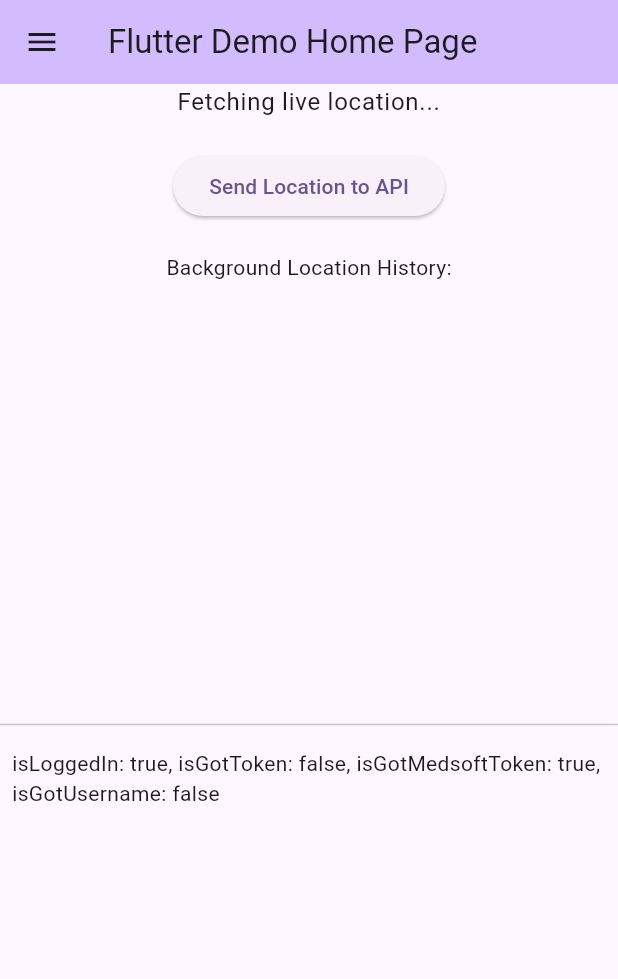
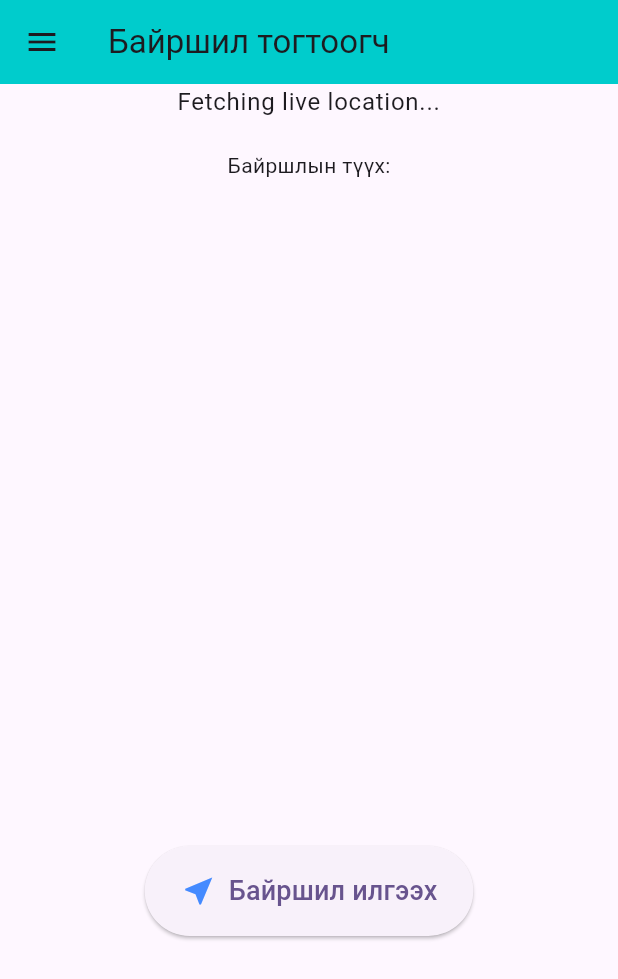
Before and after one commit to batsaikhan50/android_location_project, a Flutter app: the MyHomePage screen opened directly, on a phone screen of 412 x 824 dp. Shown: the top 979 px of the screen. Run offline on Flutter 3.47's test engine with Material 3 defaults, Android fonts, the light colour scheme and no system bars; our stand-ins replace flutter_local_notifications, shared_preferences; missing offline and left inert: flutter_app_badger; accounts and stored records are empty; network calls fail.

Commit message:
home screen ui fix

```diff
--- a/lib/main.dart
+++ b/lib/main.dart
@@ -2,15 +2,14 @@ import 'dart:async';
 
 import 'package:flutter/material.dart';
 import 'package:flutter/services.dart';
+import 'package:flutter_local_notifications/flutter_local_notifications.dart';
 import 'package:new_project_location/constants.dart';
 import 'package:shared_preferences/shared_preferences.dart';
-import 'login.dart'; // Import login.dart file
-import 'package:flutter_local_notifications/flutter_local_notifications.dart';
+
+import 'login.dart';
 
 void main() {
-  runApp(
-    const MyApp(),
-  ); // Ensure the 'main' method is defined and starts the app
+  runApp(const MyApp());
 }
 
 class MyApp extends StatelessWidget {
@@ -23,7 +22,7 @@ class MyApp extends StatelessWidget {
       theme: ThemeData(
         colorScheme: ColorScheme.fromSeed(seedColor: Colors.deepPurple),
       ),
-      // home: LoginScreen(),
+
       home: FutureBuilder<Widget>(
         future: _getInitialScreen(),
         builder: (context, snapshot) {
@@ -36,17 +35,15 @@ class MyApp extends StatelessWidget {
               body: Center(child: Text("Error checking login status")),
             );
           } else if (snapshot.hasData) {
-            // This is where we check if the user is logged in.
             return snapshot.data!;
           } else {
-            return const LoginScreen(); // If there's no data or other error condition
+            return const LoginScreen();
           }
         },
       ),
     );
   }
 
-  // Method to check the login status from SharedPreferences
   Future<Widget> _getInitialScreen() async {
     SharedPreferences prefs = await SharedPreferences.getInstance();
     bool isLoggedIn = prefs.getBool('isLoggedIn') ?? false;
@@ -61,16 +58,10 @@ class MyApp extends StatelessWidget {
     String? username = prefs.getString('Username');
     bool isGotUsername = username != null && username.isNotEmpty;
 
-    // Log the status for debugging
-    print(
-      'isLoggedIn: $isLoggedIn, isGotToken: $isGotToken, isGotMedsoftToken: $isGotMedsoftToken, isGotUsername: $isGotUsername',
-    );
-
-    // Check if the user is properly logged in with all necessary tokens
     if (isLoggedIn && isGotToken && isGotMedsoftToken && isGotUsername) {
-      return const MyHomePage(title: 'Tracking Location'); // User is logged in
+      return const MyHomePage(title: 'Байршил тогтоогч');
     } else {
-      return const LoginScreen(); // User is not logged in, return login screen
+      return const LoginScreen();
     }
   }
 }
@@ -90,34 +81,44 @@ class _MyHomePageState extends State<MyHomePage> {
   final List<String> _locationHistory = [];
   final FlutterLocalNotificationsPlugin flutterLocalNotificationsPlugin =
       FlutterLocalNotificationsPlugin();
-  String? username; // Store username here
+  String? username;
 
   static const platform = MethodChannel(
     'com.example.new_project_location/location',
   );
 
-  static const String xToken = Constants.xToken; // Your X-Token
+  static const String xToken = Constants.xToken;
   Map<String, dynamic> sharedPreferencesData = {};
 
   @override
   void initState() {
     super.initState();
     _initializeNotifications();
-    // Listen for updates from the native side
+
     platform.setMethodCallHandler(_methodCallHandler);
     _sendXTokenToAppDelegate();
     _loadSharedPreferencesData();
-    _getInitialScreenString();
+    _sendXMedsoftTokenToAppDelegate();
     _startLocationTracking();
   }
 
   Future<void> _startLocationTracking() async {
-    // Trigger native code to start location manager after successful login
     try {
-      // Invoke the method to start location manager
       await platform.invokeMethod('startLocationManagerAfterLogin');
     } on PlatformException catch (e) {
-      print("Error starting location manager: $e");
+      debugPrint("Error starting location manager: $e");
+    }
+  }
+
+  Future<void> _sendXMedsoftTokenToAppDelegate() async {
+    SharedPreferences prefs = await SharedPreferences.getInstance();
+
+    try {
+      await platform.invokeMethod('sendXMedsoftTokenToAppDelegate', {
+        'xMedsoftToken': prefs.getString('X-Medsoft-Token'),
+      });
+    } on PlatformException catch (e) {
+      debugPrint("Failed to send xToken to AppDelegate: '${e.message}'.");
     }
   }
 
@@ -138,48 +139,43 @@ class _MyHomePageState extends State<MyHomePage> {
     _displayText =
         'isLoggedIn: $isLoggedIn, isGotToken: $isGotToken, isGotMedsoftToken: $isGotMedsoftToken, isGotUsername: $isGotUsername';
 
-    // If logged in, and all required data is available, show the home page
     if (isLoggedIn && isGotToken && isGotMedsoftToken && isGotUsername) {
-      print(
+      debugPrint(
         'isLoggedIn: $isLoggedIn, isGotToken: $isGotToken, isGotMedsoftToken: $isGotMedsoftToken, isGotUsername: $isGotUsername',
       );
     } else {
-      return print("empty shared");
+      return debugPrint("empty shared");
     }
   }
 
-  // Load SharedPreferences data and store it in sharedPreferencesData
   Future<void> _loadSharedPreferencesData() async {
     SharedPreferences prefs = await SharedPreferences.getInstance();
     Map<String, dynamic> data = {};
 
-    // Fetching all keys and values in SharedPreferences
     Set<String> allKeys = prefs.getKeys();
     for (String key in allKeys) {
       if (key == 'isLoggedIn') {
         data[key] = prefs.getBool(key);
       } else {
-        data[key] = prefs.getString(key) ?? 'null'; // Store key-value pairs
+        data[key] = prefs.getString(key) ?? 'null';
       }
     }
 
-    // Retrieve the username and store it in the username variable
     setState(() {
       username = prefs.getString('Username');
-      sharedPreferencesData = data; // Update state with SharedPreferences data
+      sharedPreferencesData = data;
     });
   }
 
-  // Initialize notifications
   void _initializeNotifications() async {
     const AndroidInitializationSettings initializationSettingsAndroid =
-        AndroidInitializationSettings('app_icon'); // Add your app icon
+        AndroidInitializationSettings('app_icon');
 
     const DarwinInitializationSettings initializationSettingsIOS =
         DarwinInitializationSettings(
-          requestAlertPermission: true, // Request permission for alerts
-          requestBadgePermission: true, // Request permission for badges
-          requestSoundPermission: true, // Request permission for sounds
+          requestAlertPermission: true,
+          requestBadgePermission: true,
+          requestSoundPermission: true,
         );
 
     final InitializationSettings initializationSettings =
@@ -197,10 +193,9 @@ class _MyHomePageState extends State<MyHomePage> {
       final latitude = locationData['latitude'];
       final longitude = locationData['longitude'];
 
-      // Update the live location text
       setState(() {
         _liveLocation =
-            "Live Location - Latitude: $latitude, Longitude: $longitude";
+            "Сүүлд илгээсэн байршил\nУртраг: $longitude\nӨргөрөг: $latitude";
         _addLocationToHistory(latitude, longitude);
       });
     } else if (call.method == 'navigateToLogin') {
@@ -209,7 +204,6 @@ class _MyHomePageState extends State<MyHomePage> {
     }
   }
 
-  // Method to show notification
   Future<void> _showNotification() async {
     const AndroidNotificationDetails androidPlatformChannelSpecifics =
         AndroidNotificationDetails(
@@ -222,9 +216,7 @@ class _MyHomePageState extends State<MyHomePage> {
         );
 
     const DarwinNotificationDetails iOSPlatformChannelSpecifics =
-        DarwinNotificationDetails(
-          badgeNumber: 1, // Set the badge count to 1, or any other number
-        );
+        DarwinNotificationDetails(badgeNumber: 1);
 
     const NotificationDetails platformChannelSpecifics = NotificationDetails(
       android: androidPlatformChannelSpecifics,
@@ -233,8 +225,8 @@ class _MyHomePageState extends State<MyHomePage> {
 
     await flutterLocalNotificationsPlugin.show(
       0,
-      'Logged Out',
-      'You have been logged out, please log in again.',
+      'Системээс гарсан байна.',
+      'Ахин нэвтэрнэ үү.',
       platformChannelSpecifics,
       payload: 'item x',
     );
@@ -244,28 +236,25 @@ class _MyHomePageState extends State<MyHomePage> {
     try {
       await platform.invokeMethod('sendLocationToAPIByButton');
     } on PlatformException catch (e) {
-      print("Failed to send xToken to AppDelegate: '${e.message}'.");
+      debugPrint("Failed to send xToken to AppDelegate: '${e.message}'.");
     }
   }
 
   Future<void> _sendXTokenToAppDelegate() async {
     try {
-      // Sending the xToken to AppDelegate
       await platform.invokeMethod('sendXTokenToAppDelegate', {
         'xToken': xToken,
       });
     } on PlatformException catch (e) {
-      print("Failed to send xToken to AppDelegate: '${e.message}'.");
+      debugPrint("Failed to send xToken to AppDelegate: '${e.message}'.");
     }
   }
 
-  // Add the new location to the history (keep the last 9 locations)
   void _addLocationToHistory(double latitude, double longitude) {
-    String newLocation = "Lat: $latitude, Lon: $longitude";
+    String newLocation = "Уртраг: $longitude\nӨргөрөг: $latitude";
 
-    // Ensure we only keep the last 9 locations
     if (_locationHistory.length >= 9) {
-      _locationHistory.removeAt(0); // Remove the oldest
+      _locationHistory.removeAt(0);
     }
 
     setState(() {
@@ -273,35 +262,24 @@ class _MyHomePageState extends State<MyHomePage> {
     });
   }
 
-  // Log out method
   void _logOut() async {
-    print("Entered _logOut");
-    // Clear the shared preferences
+    debugPrint("Entered _logOut");
+
     SharedPreferences prefs = await SharedPreferences.getInstance();
-    await prefs.remove('isLoggedIn'); // Remove the login status key
+    await prefs.remove('isLoggedIn');
     await prefs.remove('X-Server');
     await prefs.remove('X-Medsoft-Token');
     await prefs.remove('Username');
 
-    // Stop location updates and cancel background tasks in AppDelegate
     try {
-      await platform.invokeMethod(
-        'stopLocationUpdates',
-      ); // Request to stop location updates and cancel background tasks
+      await platform.invokeMethod('stopLocationUpdates');
     } on PlatformException catch (e) {
-      print("Failed to stop location updates: '${e.message}'.");
+      debugPrint("Failed to stop location updates: '${e.message}'.");
     }
 
-    // Navigate back to the login screen after logging out
     Navigator.pushReplacement(
       context,
-      MaterialPageRoute(
-        builder:
-            (context) => LoginScreen(
-              // flutterLocalNotificationsPlugin:
-              //     FlutterLocalNotificationsPlugin(),
-            ), // Navigate directly to LoginScreen
-      ),
+      MaterialPageRoute(builder: (context) => LoginScreen()),
     );
   }
 
@@ -309,55 +287,78 @@ class _MyHomePageState extends State<MyHomePage> {
   Widget build(BuildContext context) {
     return Scaffold(
       appBar: AppBar(
-        backgroundColor: Theme.of(context).colorScheme.inversePrimary,
+        backgroundColor: Color(0xFF00CCCC),
         title: Text(widget.title),
       ),
       drawer: Drawer(
-        child: ListView(
-          padding: EdgeInsets.zero,
+        child: Column(
           children: <Widget>[
             const DrawerHeader(
-              decoration: BoxDecoration(color: Colors.deepPurple),
-              child: Text(
-                'Medsoft',
-                style: TextStyle(
-                  color: Color.fromARGB(255, 40, 15, 15),
-                  fontSize: 24,
+              decoration: BoxDecoration(
+                color: Color.fromARGB(255, 96, 153, 199),
+              ),
+              child: Center(
+                child: Text(
+                  'Medsoft Track',
+                  style: TextStyle(
+                    color: Color.fromARGB(255, 13, 2, 2),
+                    fontSize: 30,
+                    fontWeight: FontWeight.bold,
+                  ),
                 ),
               ),
             ),
-            // Display username in the drawer
-            ListTile(title: Text(username ?? 'Guest')),
-            const Divider(), // Divider for clarity
             ListTile(
-              title: const Text('Log Out'),
-              onTap: () {
-                _logOut(); // Call the logOut function
-              },
+              title: Center(
+                child: Text(
+                  username ?? 'Guest',
+                  style: TextStyle(fontSize: 20),
+                ),
+              ),
             ),
+            const Divider(),
+
+            Spacer(),
+
+            Container(
+              margin: const EdgeInsets.all(10),
+              decoration: BoxDecoration(
+                color: const Color.fromARGB(255, 217, 83, 96),
+                borderRadius: BorderRadius.circular(20),
+              ),
+              child: ListTile(
+                title: Center(
+                  child: const Text(
+                    'Гарах',
+                    style: TextStyle(
+                      color: Colors.white,
+                      fontSize: 20,
+                      fontWeight: FontWeight.bold,
+                    ),
+                  ),
+                ),
+                onTap: () {
+                  _logOut();
+                },
+              ),
+            ),
+            SizedBox(height: 50),
           ],
         ),
       ),
+
       body: Center(
         child: Column(
           mainAxisAlignment: MainAxisAlignment.center,
           children: <Widget>[
-            // Display live location
             Text(
               _liveLocation,
               style: Theme.of(context).textTheme.bodyLarge,
               textAlign: TextAlign.center,
             ),
             SizedBox(height: 20),
-            ElevatedButton(
-              onPressed:
-                  _sendLocationByButton, // Add your method to handle button press
-              child: Text('Send Location to API'),
-            ),
-            SizedBox(height: 20),
-            // Display a list of background locations
             Text(
-              'Background Location History:',
+              'Байршлын түүх:',
               style: Theme.of(context).textTheme.bodyMedium,
             ),
             SizedBox(height: 10),
@@ -369,33 +370,23 @@ class _MyHomePageState extends State<MyHomePage> {
                 },
               ),
             ),
-
-            const Divider(),
-            // Display all SharedPreferences keys and values at the bottom
-            Padding(
-              padding: const EdgeInsets.all(8.0),
-              child: Text(
-                _displayText,
-                style: Theme.of(context).textTheme.bodyMedium,
+            SizedBox(height: 20),
+            Center(
+              child: ElevatedButton(
+                onPressed: _sendLocationByButton,
+                style: ElevatedButton.styleFrom(minimumSize: Size(200, 60)),
+                child: Row(
+                  mainAxisSize: MainAxisSize.min,
+                  children: [
+                    Icon(Icons.near_me, size: 24, color: Colors.blueAccent),
+                    SizedBox(width: 8),
+                    Text('Байршил илгээх', style: TextStyle(fontSize: 18)),
+                  ],
+                ),
               ),
             ),
-            Expanded(
-              child: ListView.builder(
-                itemCount: sharedPreferencesData.length,
-                itemBuilder: (context, index) {
-                  String key = sharedPreferencesData.keys.elementAt(index);
-                  var value = sharedPreferencesData[key]!;
 
-                  // Check if the value is a bool
-                  return ListTile(
-                    title: Text(
-                      '$key: ${value is bool ? value.toString() : value}', // Handle bool and String
-                      style: TextStyle(color: Colors.black),
-                    ),
-                  );
-                },
-              ),
-            ),
+            SizedBox(height: 200),
           ],
         ),
       ),
```
Also changed, not shown: lib/login.dart (+32 -81 lines), 1 other file.
